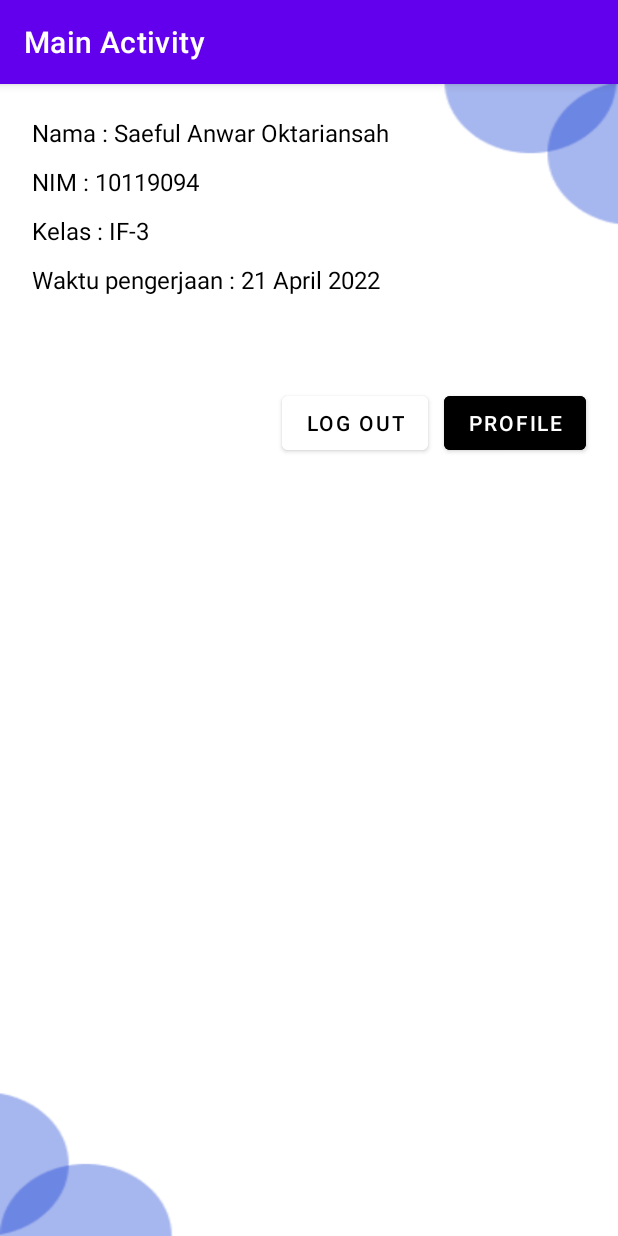
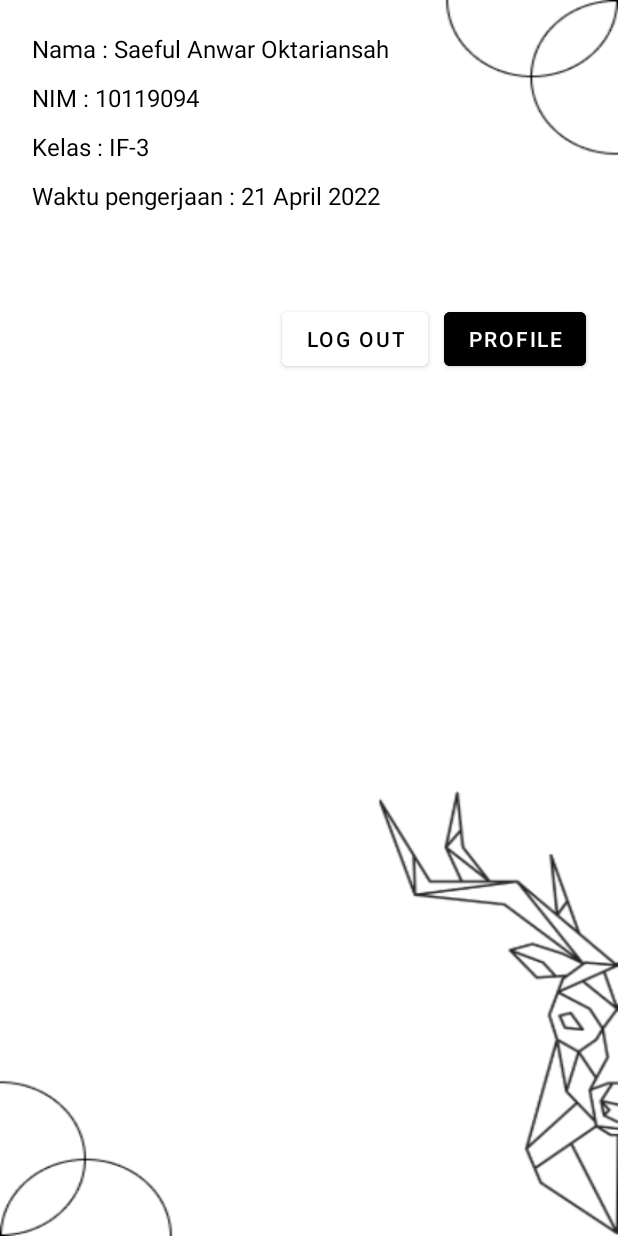
Before and after one commit to SaefulA0/Tugas1AKB-IF3-10119094, an Android app: the MainActivity screen opened directly, with no data from a screen before it, on a phone screen of 412 x 824 dp. Run offline under Robolectric (Android 15) with nearby library versions, the phone set to English and light mode, and no system bars.

Commit message:
update 23/04/2022

```diff
--- a/app/src/main/res/layout/activity_login.xml
+++ b/app/src/main/res/layout/activity_login.xml
@@ -4,7 +4,7 @@
     android:layout_height="match_parent"
     android:padding="16dp"
     android:orientation="vertical"
-    android:background="@drawable/loginbg">
+    android:background="@drawable/bg">
     <TextView
         android:id="@+id/login"
         android:layout_width="match_parent"
--- a/app/src/main/res/layout/activity_main.xml
+++ b/app/src/main/res/layout/activity_main.xml
@@ -5,7 +5,7 @@
     android:layout_width="match_parent"
     android:layout_height="match_parent"
     tools:context=".MainActivity"
-    android:background="@drawable/loginbg"
+    android:background="@drawable/bg"
     android:padding="16sp">
     <TextView
         android:id="@+id/namamain"
--- a/app/src/main/res/layout/activity_profile.xml
+++ b/app/src/main/res/layout/activity_profile.xml
@@ -3,7 +3,7 @@
     android:layout_width="match_parent"
     android:layout_height="match_parent"
     android:padding="18dp"
-    android:background="@drawable/loginbg"
+    android:background="@drawable/bg"
     xmlns:app="http://schemas.android.com/apk/res-auto">
 
     <ImageView
--- a/app/src/main/res/layout/activity_register.xml
+++ b/app/src/main/res/layout/activity_register.xml
@@ -3,7 +3,7 @@
     android:layout_width="match_parent"
     android:layout_height="match_parent"
     android:padding="16dp"
-    android:background="@drawable/loginbg"
+    android:background="@drawable/bg"
     >
     <TextView
         android:id="@+id/regregister"
--- a/app/src/main/res/layout/activity_splashscreen.xml
+++ b/app/src/main/res/layout/activity_splashscreen.xml
@@ -3,7 +3,7 @@
     xmlns:tools="http://schemas.android.com/tools"
     android:layout_width="match_parent"
     android:layout_height="match_parent"
-    android:background="@drawable/background"
+    android:background="@drawable/bg"
     tools:context=".SplashScreenActivity"
     android:padding="16sp"
     tools:ignore="ExtraText">
--- a/app/src/main/res/values/themes.xml
+++ b/app/src/main/res/values/themes.xml
@@ -1,9 +1,9 @@
 <resources xmlns:tools="http://schemas.android.com/tools">
     <!-- Base application theme. -->
-    <style name="Theme.Tugas1AKBIF310119094" parent="Theme.MaterialComponents.DayNight.DarkActionBar">
+    <style name="Theme.Tugas1AKBIF310119094" parent="Theme.MaterialComponents.DayNight.NoActionBar">
         <!-- Primary brand color. -->
-        <item name="colorPrimary">@color/purple_500</item>
-        <item name="colorPrimaryVariant">@color/purple_700</item>
+        <item name="colorPrimary">@color/black</item>
+        <item name="colorPrimaryVariant">@color/black</item>
         <item name="colorOnPrimary">@color/white</item>
         <!-- Secondary brand color. -->
         <item name="colorSecondary">@color/teal_200</item>
```
Also changed, not shown: app/src/main/res/drawable/bg.png (added), app/src/main/res/drawable/saeful.jpeg (deleted), app/src/main/res/drawable/saeful.png (added), app/src/main/res/drawable/welcome.png.
